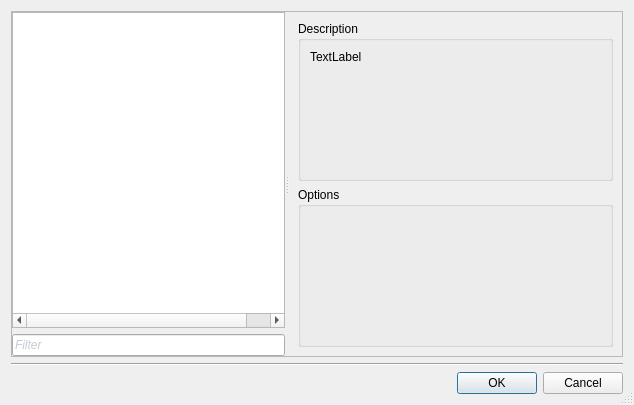
This is ui/SettingsDialog.ui in ImageProcessing-ElectronicPublications/scantailor-deviant as Qt 5 draws it before an edit. The edited form follows.
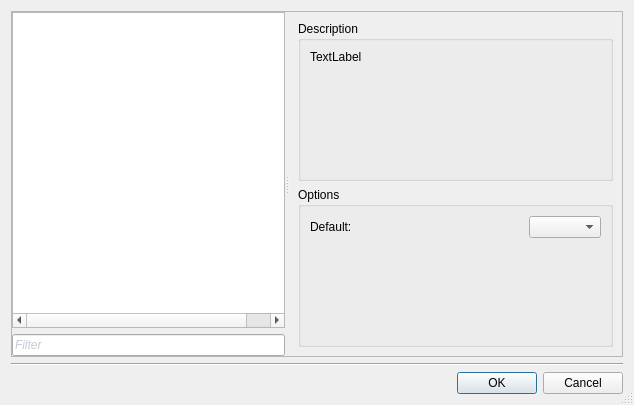
This is the edited form. The open tabs and pages were chosen to show the change. Custom widgets are drawn as their Qt base class.

Commit message: Setting for picture detection shape default value

```diff
--- a/ui/SettingsDialog.ui
+++ b/ui/SettingsDialog.ui
@@ -1079,7 +1079,35 @@
           <property name="title">
            <string>Options</string>
           </property>
-          <layout class="QFormLayout" name="formLayout_13"/>
+          <layout class="QFormLayout" name="formLayout_13">
+           <item row="0" column="0">
+            <widget class="QLabel" name="picturesShapeDefaultsLabel">
+             <property name="text">
+              <string>Default:</string>
+             </property>
+            </widget>
+           </item>
+           <item row="0" column="1">
+            <layout class="QHBoxLayout" name="horizontalLayout_4">
+             <item>
+              <spacer name="horizontalSpacer_4">
+               <property name="orientation">
+                <enum>Qt::Horizontal</enum>
+               </property>
+               <property name="sizeHint" stdset="0">
+                <size>
+                 <width>40</width>
+                 <height>20</height>
+                </size>
+               </property>
+              </spacer>
+             </item>
+             <item>
+              <widget class="QComboBox" name="picturesShapeDefaultsValue"/>
+             </item>
+            </layout>
+           </item>
+          </layout>
          </widget>
         </item>
        </layout>
```
Left out of the diff: 2 changed lines with no effect on the pictures. The commit also changes 3 other files.
